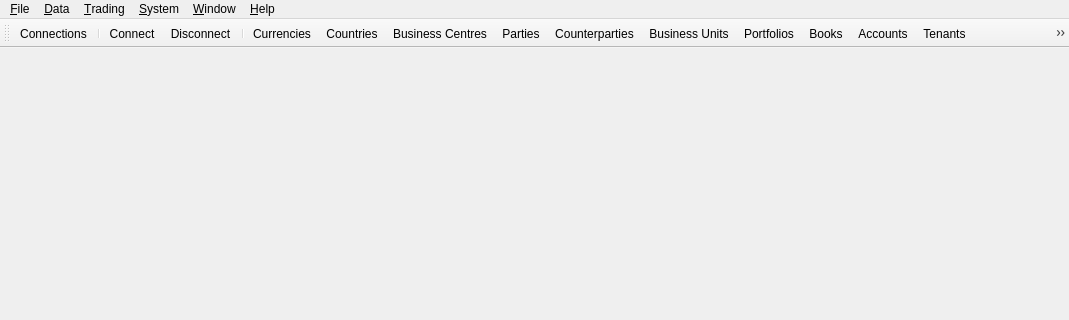
Above: projects/ores.qt/ui/MainWindow.ui from OreStudio/OreStudio before the change; both pictures show x 0 to 1069 and y 0 to 320 of the 1069 by 672 pixel window. Below: the same form after it.
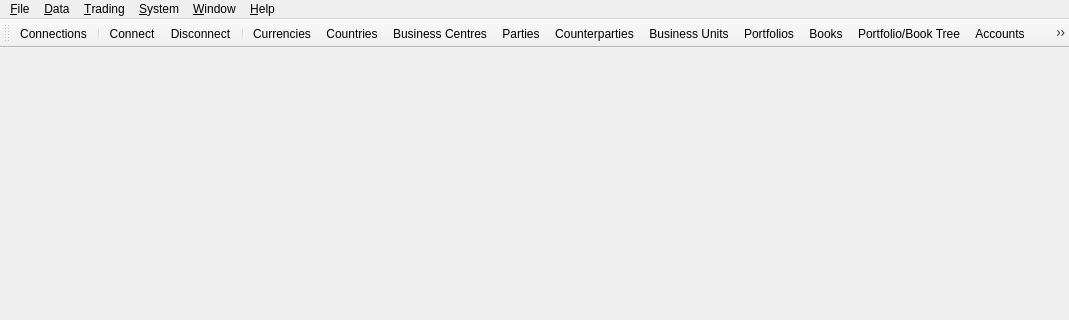
That is the form after the change.

Commit message: [qt] Add portfolio/book tree widget with filtered trade view

The edit to the form file:
```diff
--- a/projects/ores.qt/ui/MainWindow.ui
+++ b/projects/ores.qt/ui/MainWindow.ui
@@ -219,6 +219,7 @@
    <addaction name="ActionBusinessUnits"/>
    <addaction name="ActionPortfolios"/>
    <addaction name="ActionBooks"/>
+   <addaction name="ActionPortfolioBookTree"/>
    <addaction name="ActionAccounts"/>
    <addaction name="ActionTenants"/>
    <addaction name="ActionFeatureFlags"/>
@@ -556,6 +557,14 @@
     <string>Manage business units</string>
    </property>
   </action>
+  <action name="ActionPortfolioBookTree">
+   <property name="text">
+    <string>&amp;Portfolio/Book Tree</string>
+   </property>
+   <property name="toolTip">
+    <string>Open portfolio/book tree with trade filter</string>
+   </property>
+  </action>
   <action name="ActionTrades">
    <property name="text">
     <string>&amp;Trades</string>
```
Left out of the diff: 2 changed lines with no effect on the pictures. The commit also changes 22 other files.
